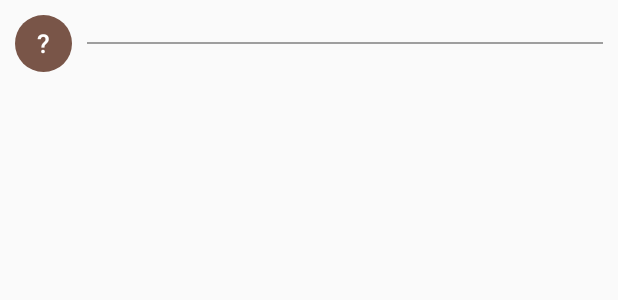
After one commit to FischerLouis/Sedlex, an Android app: the layout row_debates_separator.xml on its own in the app's theme, with its tools: preview values and no code run, on a phone screen of 412 x 824 dp. The commit adds this screen. Shown: the top 300 px of the screen. Run offline under Robolectric (Android 15) with nearby library versions, the phone set to English and light mode, and no system bars; network calls fail.

Commit message:
DebatesActivity : - SORT of debates according to party (ongoing).

```diff
--- a/app/src/main/java/com/sedlex/objects/Stamp.java
+++ b/app/src/main/java/com/sedlex/objects/Stamp.java
@@ -3,7 +3,7 @@ package com.sedlex.objects;
 public class Stamp {
 
     private int id;
-    private String title;
+    private String title = "?";
     private String color;
 
     public int getId() {
--- /dev/null
+++ b/app/src/main/res/layout/row_debates_separator.xml
@@ -0,0 +1,36 @@
+<?xml version="1.0" encoding="utf-8"?>
+<RelativeLayout xmlns:android="http://schemas.android.com/apk/res/android"
+    android:layout_width="match_parent"
+    android:layout_height="wrap_content"
+    android:layout_margin="10dp"
+    android:id="@+id/debates_row">
+
+    <LinearLayout
+        android:orientation="horizontal"
+        android:layout_width="match_parent"
+        android:id="@+id/debates_layout_title"
+        android:layout_marginBottom="5dp"
+        android:layout_height="wrap_content" >
+
+        <TextView
+            android:id="@+id/debates_separator_count"
+            android:layout_width="38dp"
+            android:layout_marginRight="10dp"
+            android:layout_height="38dp"
+            android:textColor="@color/white"
+            android:textStyle="bold"
+            android:background="@drawable/circle"
+            android:text="@string/debates_deputy_stamp_unknown"
+            android:fontFamily="sans-serif-light"
+            android:gravity="center"
+            android:textSize="17sp" >
+        </TextView>
+
+        <View
+            android:layout_width="match_parent"
+            android:layout_height="1dp"
+            android:background="@color/grey"
+            android:layout_gravity="center_vertical" />
+    </LinearLayout>
+
+</RelativeLayout>
```
Also changed, not shown: app/src/main/java/com/sedlex/activities/DebatesActivity.java (+40 -4 lines), app/src/main/java/com/sedlex/activities/LawDetailActivity.java (+37 -4 lines), app/src/main/java/com/sedlex/adapters/DebatesAdapter.java (+6 -19 lines), app/src/main/java/com/sedlex/objects/Debate.java (+30 -0 lines).
